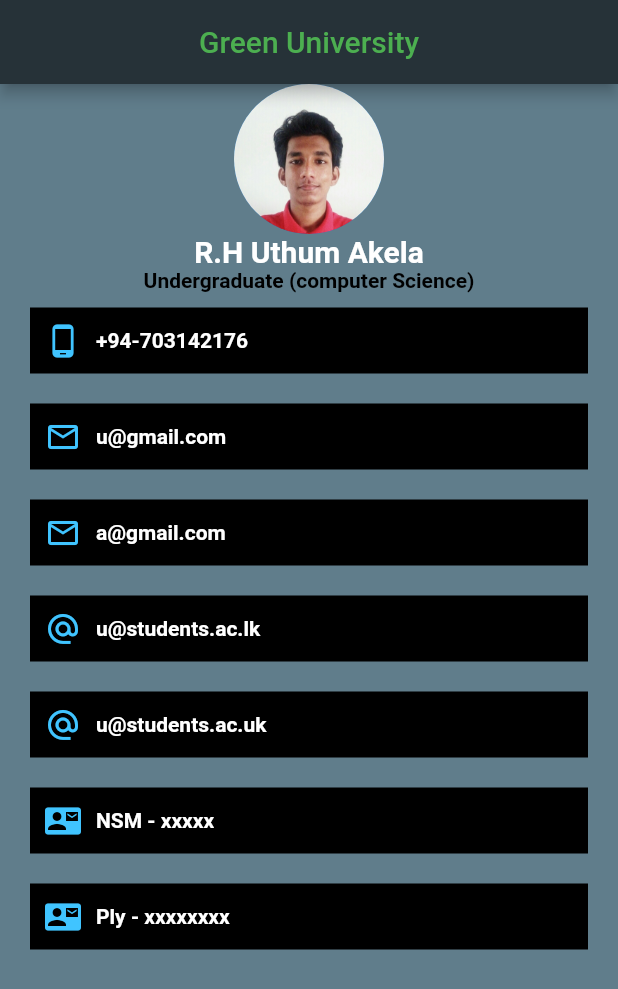
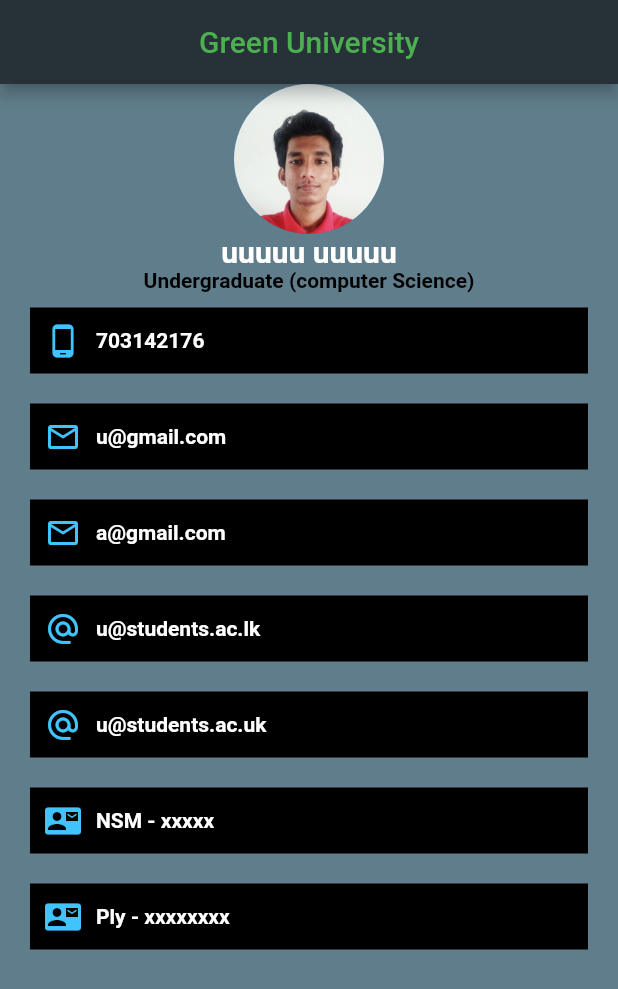
Before and after one commit to rhuakela/Personal-Profile, a Flutter app: the screen it shows after launch, on a phone screen of 412 x 824 dp. Shown: the top 989 px of the screen. Run offline on Flutter 3.47's test engine with Material 2 defaults, Android fonts, the phone set to English and light mode, and no system bars.

Commit message:
Update main.dart

```diff
--- a/lib/main.dart
+++ b/lib/main.dart
@@ -24,7 +24,7 @@ void main() {
                 backgroundImage: AssetImage('images/uthum.jpg'),
               ),
               Text(
-                'R.H Uthum Akela',
+                'uuuuu uuuuu',
                 style: TextStyle(
                   fontSize: 20.0,
                   color: Colors.white,
@@ -51,7 +51,7 @@ void main() {
                    SizedBox(
                      width: 10.0,
                    ),
-                   Text('+94-703142176',
+                   Text('703142176',
                      style: TextStyle(
                        color: Colors.white,
                        fontWeight: FontWeight.bold,
```
